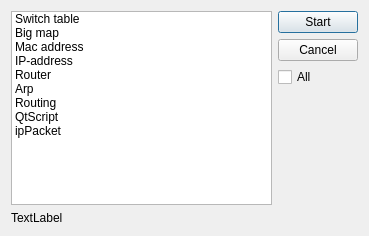
First picture: the form in ui/testdialog.ui, repository Vortm4x/netemul, before the edit.
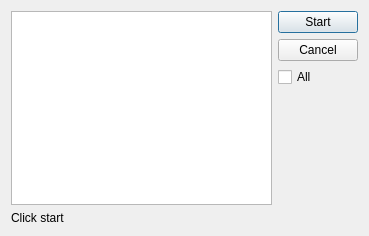
Second picture: the form after the edit.

Commit message: Change test system, add scripts(TESTING ONLY!) , little changes.

What changed in the file:
```diff
--- a/ui/testdialog.ui
+++ b/ui/testdialog.ui
@@ -18,51 +18,12 @@
     <layout class="QHBoxLayout" name="horizontalLayout">
      <item>
       <widget class="QListWidget" name="listWidget">
-       <item>
-        <property name="text">
-         <string>Switch table</string>
-        </property>
-       </item>
-       <item>
-        <property name="text">
-         <string>Big map</string>
-        </property>
-       </item>
-       <item>
-        <property name="text">
-         <string>Mac address</string>
-        </property>
-       </item>
-       <item>
-        <property name="text">
-         <string>IP-address</string>
-        </property>
-       </item>
-       <item>
-        <property name="text">
-         <string>Router</string>
-        </property>
-       </item>
-       <item>
-        <property name="text">
-         <string>Arp</string>
-        </property>
-       </item>
-       <item>
-        <property name="text">
-         <string>Routing</string>
-        </property>
-       </item>
-       <item>
-        <property name="text">
-         <string>QtScript</string>
-        </property>
-       </item>
-       <item>
-        <property name="text">
-         <string>ipPacket</string>
-        </property>
-       </item>
+       <property name="editTriggers">
+        <set>QAbstractItemView::NoEditTriggers</set>
+       </property>
+       <property name="selectionMode">
+        <enum>QAbstractItemView::MultiSelection</enum>
+       </property>
       </widget>
      </item>
      <item>
@@ -108,7 +69,7 @@
    <item>
     <widget class="QLabel" name="label">
      <property name="text">
-      <string>TextLabel</string>
+      <string>Click start</string>
      </property>
     </widget>
    </item>
```
Left out of the diff: 2 changed lines with no effect on the pictures. The commit also changes 19 other files.
